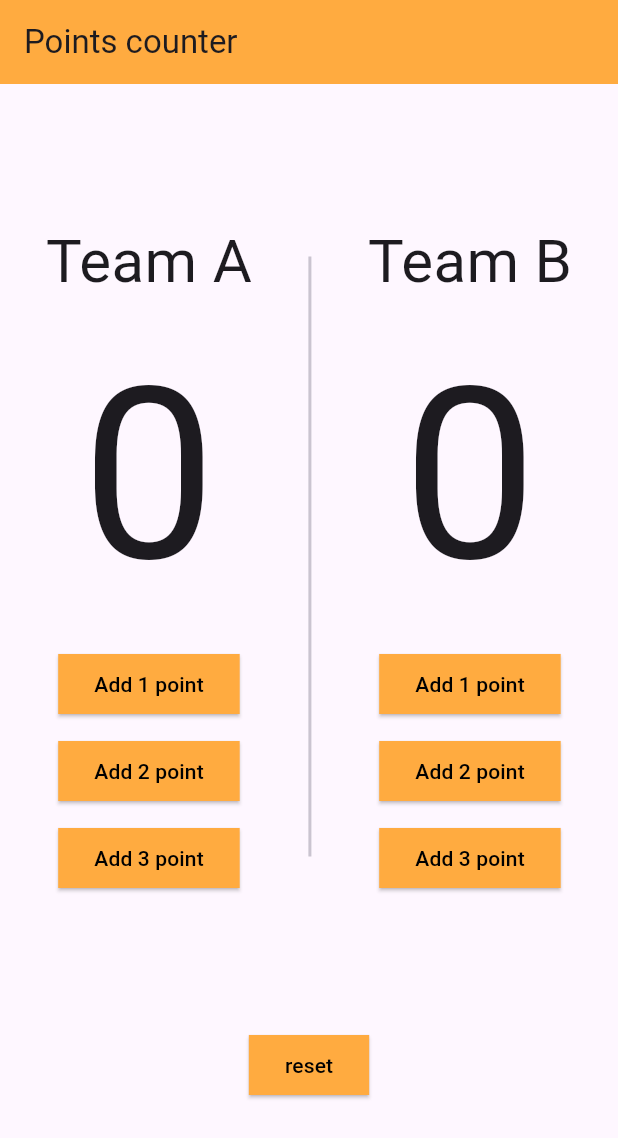
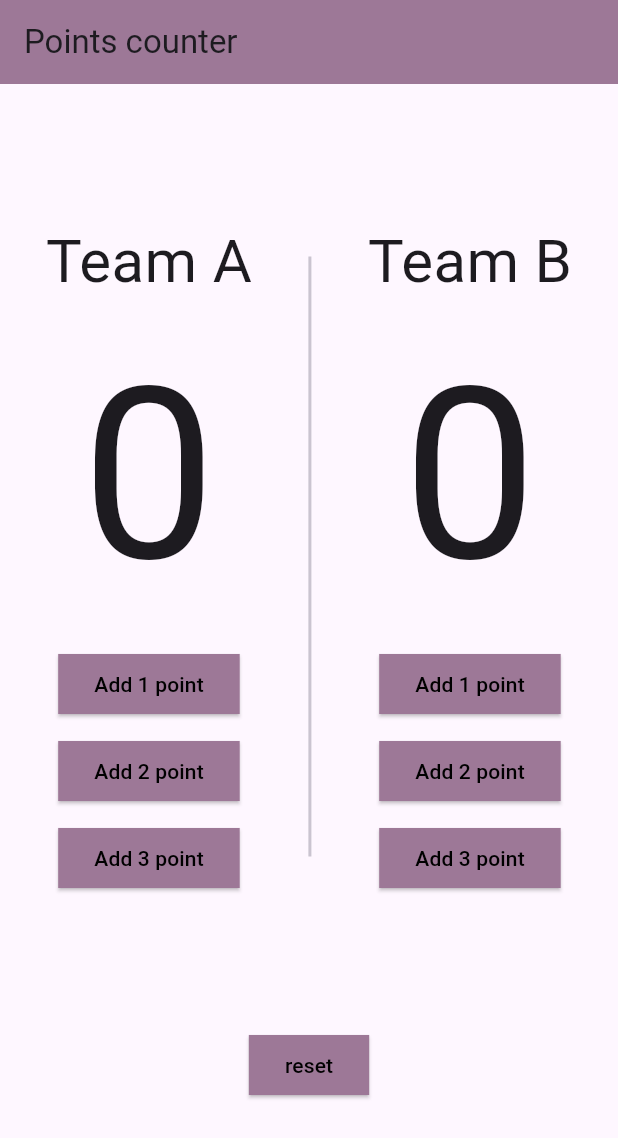
Before and after one commit to amera612/basketball_points, a Flutter app: the screen it shows after launch, after a tap on "reset", on a phone screen of 412 x 824 dp. Shown: the top 1138 px of the screen. Run offline on Flutter 3.47's test engine with Material 3 defaults, Android fonts, the phone set to English and light mode, and no system bars; our stand-ins replace flutter_bloc.

```diff
--- a/lib/main.dart
+++ b/lib/main.dart
@@ -4,16 +4,16 @@ import 'package:flutter/material.dart';
 import 'package:flutter_bloc/flutter_bloc.dart';
 
 void main() {
-  runApp(PointsCounter());
+  runApp(const PointsCounter());
 }
 
 class PointsCounter extends StatelessWidget {
-  PointsCounter({super.key});
+  const PointsCounter({super.key});
   @override
   Widget build(BuildContext context) {
     return BlocProvider(
       create: (context) => CounterCubit(),
-      child: const MaterialApp(
+      child: MaterialApp(
         debugShowCheckedModeBanner: false,
         home: HomePage(),
       ),
--- a/lib/widget/home_page.dart
+++ b/lib/widget/home_page.dart
@@ -1,5 +1,7 @@
+import 'package:basketball_points/constant.dart';
+import 'package:basketball_points/cubit/counter_cubit.dart';
 import 'package:flutter/material.dart';
-import 'package:flutter/widgets.dart';
+import 'package:flutter_bloc/flutter_bloc.dart';
 
 class HomePage extends StatelessWidget {
   const HomePage({super.key});
@@ -8,7 +10,7 @@ class HomePage extends StatelessWidget {
   Widget build(BuildContext context) {
     return Scaffold(
       appBar: AppBar(
-        backgroundColor: Colors.orangeAccent,
+        backgroundColor: kPrimary,
         title: const Text("Points counter"),
       ),
       body: Column(
@@ -27,19 +29,21 @@ class HomePage extends StatelessWidget {
                     ),
                   ),
                   Text(
-                    '0',
+                    '${BlocProvider.of<CounterCubit>(context).teamAPoints}',
                     style: const TextStyle(
                       fontSize: 160,
                     ),
                   ),
                   ElevatedButton(
                     style: ElevatedButton.styleFrom(
-                      backgroundColor: Colors.orangeAccent,
+                      backgroundColor: kPrimary,
                       shape: RoundedRectangleBorder(
                         borderRadius: BorderRadius.circular(0),
                       ),
                     ),
-                    onPressed: () {},
+                    onPressed: () {
+                      BlocProvider.of<CounterCubit>(context).TeamAPoint(1);
+                    },
                     child: const Text(
                       'Add 1 point',
                       style: TextStyle(
@@ -52,12 +56,14 @@ class HomePage extends StatelessWidget {
                   ),
                   ElevatedButton(
                     style: ElevatedButton.styleFrom(
-                      backgroundColor: Colors.orangeAccent,
+                      backgroundColor: kPrimary,
                       shape: RoundedRectangleBorder(
                         borderRadius: BorderRadius.circular(0),
                       ),
                     ),
-                    onPressed: () {},
+                    onPressed: () {
+                      BlocProvider.of<CounterCubit>(context).TeamAPoint(2);
+                    },
                     child: const Text(
                       'Add 2 point',
                       style: TextStyle(
@@ -70,12 +76,14 @@ class HomePage extends StatelessWidget {
                   ),
                   ElevatedButton(
                     style: ElevatedButton.styleFrom(
-                      backgroundColor: Colors.orangeAccent,
+                      backgroundColor: kPrimary,
                       shape: RoundedRectangleBorder(
                         borderRadius: BorderRadius.circular(0),
                       ),
                     ),
-                    onPressed: () {},
+                    onPressed: () {
+                      BlocProvider.of<CounterCubit>(context).TeamAPoint(3);
+                    },
                     child: const Text(
                       'Add 3 point',
                       style: TextStyle(
@@ -101,19 +109,21 @@ class HomePage extends StatelessWidget {
                     ),
                   ),
                   Text(
-                    '0',
+                    '${BlocProvider.of<CounterCubit>(context).teamBPoints}',
                     style: const TextStyle(
                       fontSize: 160,
                     ),
                   ),
                   ElevatedButton(
                     style: ElevatedButton.styleFrom(
-                      backgroundColor: Colors.orangeAccent,
+                      backgroundColor: kPrimary,
                       shape: RoundedRectangleBorder(
                         borderRadius: BorderRadius.circular(0),
                       ),
                     ),
-                    onPressed: () {},
+                    onPressed: () {
+                      BlocProvider.of<CounterCubit>(context).TeamBPoint(1);
+                    },
                     child: const Text(
                       'Add 1 point',
                       style: TextStyle(
@@ -126,12 +136,14 @@ class HomePage extends StatelessWidget {
                   ),
                   ElevatedButton(
                     style: ElevatedButton.styleFrom(
-                      backgroundColor: Colors.orangeAccent,
+                      backgroundColor: kPrimary,
                       shape: RoundedRectangleBorder(
                         borderRadius: BorderRadius.circular(0),
                       ),
                     ),
-                    onPressed: () {},
+                    onPressed: () {
+                      BlocProvider.of<CounterCubit>(context).TeamBPoint(2);
+                    },
                     child: const Text(
                       'Add 2 point',
                       style: TextStyle(
@@ -144,12 +156,14 @@ class HomePage extends StatelessWidget {
                   ),
                   ElevatedButton(
                     style: ElevatedButton.styleFrom(
-                      backgroundColor: Colors.orangeAccent,
+                      backgroundColor: kPrimary,
                       shape: RoundedRectangleBorder(
                         borderRadius: BorderRadius.circular(0),
                       ),
                     ),
-                    onPressed: () {},
+                    onPressed: () {
+                      BlocProvider.of<CounterCubit>(context).TeamBPoint(3);
+                    },
                     child: const Text(
                       'Add 3 point',
                       style: TextStyle(
@@ -163,12 +177,15 @@ class HomePage extends StatelessWidget {
           ),
           ElevatedButton(
             style: ElevatedButton.styleFrom(
-              backgroundColor: Colors.orangeAccent,
+              backgroundColor: kPrimary,
               shape: RoundedRectangleBorder(
                 borderRadius: BorderRadius.circular(0),
               ),
             ),
-            onPressed: () {},
+            onPressed: () {
+              BlocProvider.of<CounterCubit>(context).teamBPoints = 0;
+              BlocProvider.of<CounterCubit>(context).teamAPoints = 0;
+            },
             child: const Text(
               'reset',
               style: TextStyle(
```
Also changed, not shown: pubspec.lock, 4 other files.
